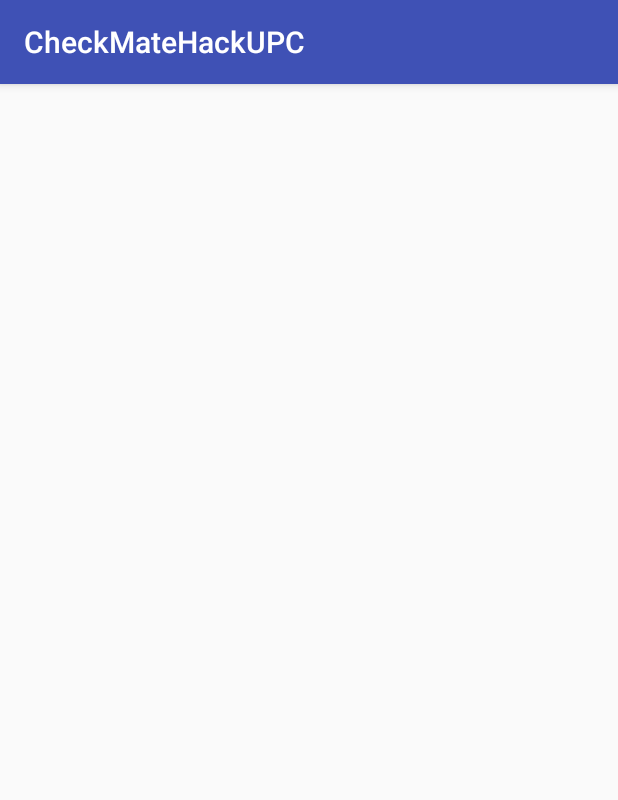
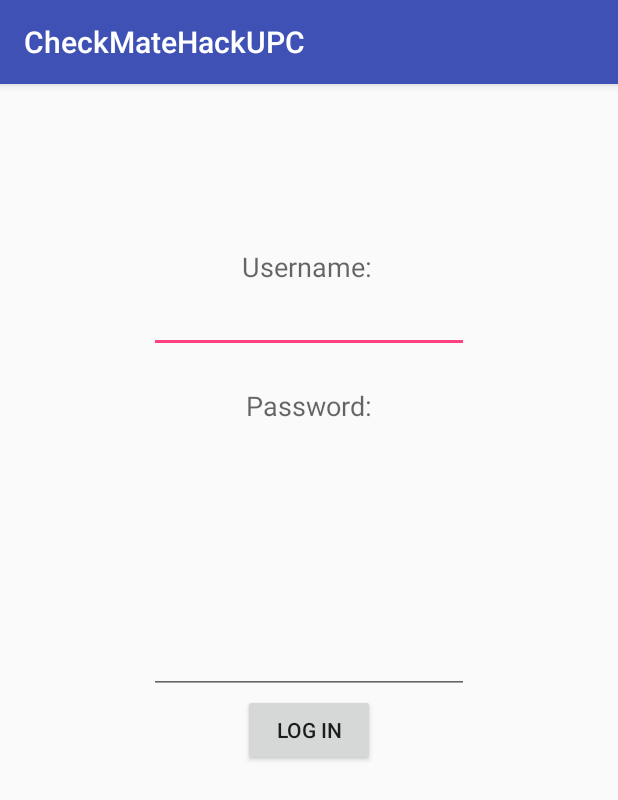
Before and after one commit to Stuev/CheckMateHackUPC, an Android app: the signup screen opened directly, with no data from a screen before it, on a phone screen of 412 x 824 dp. Shown: the top 800 px of the screen. Run offline under Robolectric (Android 15) with nearby library versions, the phone set to English and light mode, and no system bars.

Commit message:
sign up page with fields

```diff
--- a/app/src/main/res/layout/activity_signup.xml
+++ b/app/src/main/res/layout/activity_signup.xml
@@ -7,6 +7,54 @@
     android:paddingLeft="@dimen/activity_horizontal_margin"
     android:paddingRight="@dimen/activity_horizontal_margin"
     android:paddingTop="@dimen/activity_vertical_margin"
-    tools:context="edu.gatech.checkmate.checkmatehackupc.signup">
+    tools:context="edu.gatech.checkmate.checkmatehackupc.Signup">
 
+
+    <TextView
+        android:layout_width="wrap_content"
+        android:layout_height="wrap_content"
+        android:textAppearance="?android:attr/textAppearanceMedium"
+        android:text="@string/username"
+        android:id="@+id/username"
+        android:labelFor="@+id/usernameInput"
+        android:layout_marginTop="93dp"
+        android:layout_alignParentTop="true"
+        android:layout_alignEnd="@+id/password" />
+
+    <TextView
+        android:layout_width="wrap_content"
+        android:layout_height="wrap_content"
+        android:textAppearance="?android:attr/textAppearanceMedium"
+        android:text="@string/password"
+        android:id="@+id/password"
+        android:labelFor="@+id/passwordInput"
+        android:layout_below="@+id/username"
+        android:layout_centerHorizontal="true"
+        android:layout_marginTop="68dp" />
+
+    <EditText
+        android:layout_width="wrap_content"
+        android:layout_height="wrap_content"
+        android:id="@+id/usernameInput"
+        android:layout_below="@+id/username"
+        android:inputType="text"
+        android:layout_alignStart="@+id/passwordInput"
+        android:layout_alignEnd="@+id/passwordInput" />
+
+    <EditText
+        android:layout_width="wrap_content"
+        android:layout_height="wrap_content"
+        android:inputType="textPassword"
+        android:ems="10"
+        android:id="@+id/passwordInput"
+        android:layout_centerVertical="true"
+        android:layout_centerHorizontal="true" />
+
+    <Button
+        android:layout_width="wrap_content"
+        android:layout_height="wrap_content"
+        android:text="@string/log_in"
+        android:id="@+id/loginButton"
+        android:layout_below="@+id/passwordInput"
+        android:layout_centerHorizontal="true" />
 </RelativeLayout>
```
